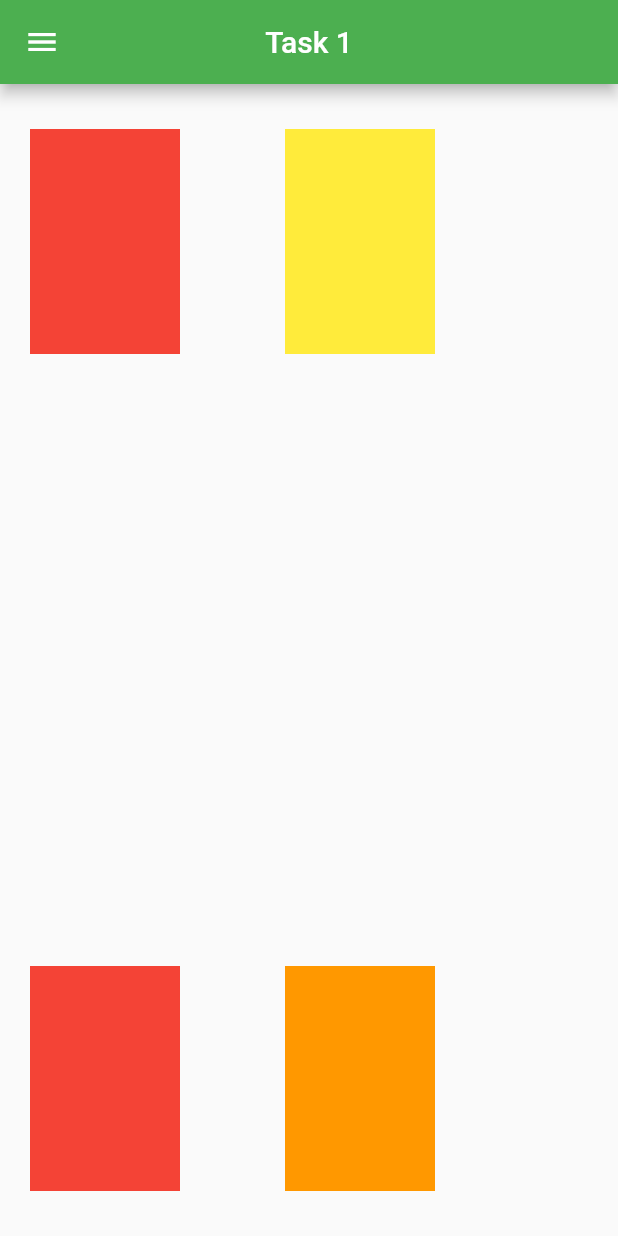
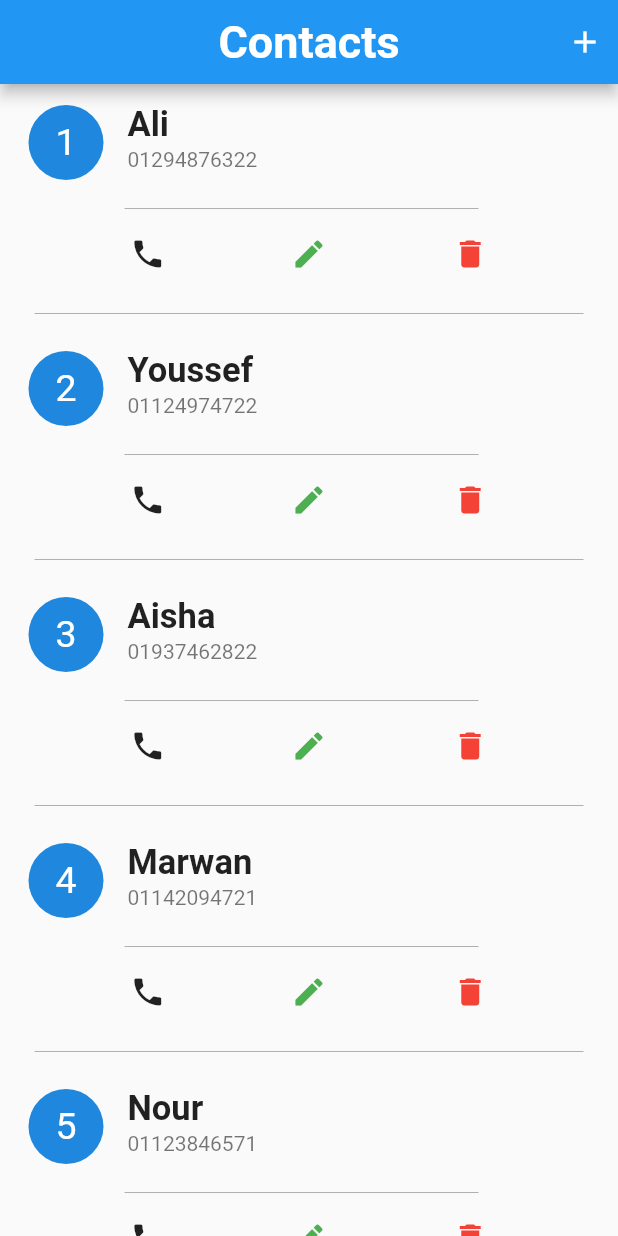
Before and after one commit to shroukk7/Minders_Tasks, a Flutter app: the screen it shows after launch, on a phone screen of 412 x 824 dp. Run offline on Flutter 3.47's test engine with Material 2 defaults, Android fonts, the phone set to English and light mode, and no system bars.

Commit message:
Task2 done

```diff
--- /dev/null
+++ b/lib/Task2/Screens/firstScreen.dart
@@ -0,0 +1,43 @@
+import 'package:flutter/src/widgets/framework.dart';
+import 'package:flutter/src/widgets/placeholder.dart';
+import 'package:flutter/material.dart';
+
+import '../Widgets/ListTile.dart';
+//import 'package:task2mm/mywidget/widget.dart';
+
+List<MyListTile> people = [
+    MyListTile(title: "Ali", subtitle: "01294876322",num: '1'),
+    MyListTile(title: "Youssef", subtitle: "01124974722",num: '2'),
+    MyListTile(title: "Aisha", subtitle: "01937462822",num: '3'),
+    MyListTile(title: "Marwan", subtitle: "01142094721",num: '4'),
+    MyListTile(title: "Nour", subtitle: "01123846571",num: '5'),
+    MyListTile(title: "Nada", subtitle: "01134593475",num: '6'),
+  ];
+
+class Contacts extends StatelessWidget {
+  const Contacts({super.key});
+  @override
+  Widget build(BuildContext context) {
+    return Scaffold(
+      appBar: AppBar(
+        title: Text("Contacts", style: TextStyle(fontSize: 30,fontWeight: FontWeight.bold),),
+        centerTitle: true,
+        actions: [Padding(
+          padding: const EdgeInsets.all(10),
+          child: Icon(Icons.add),
+        )],
+      ),
+      body:SafeArea(
+        child: SingleChildScrollView(
+          physics: const BouncingScrollPhysics(),
+          child: ListView.builder(
+              itemCount: people.length,
+              physics: NeverScrollableScrollPhysics(),
+              shrinkWrap: true,
+              itemBuilder: (BuildContext context, int index) {
+                return MyListTile(num: people[index].num,title: people[index].title, subtitle: people[index].subtitle);
+              }),
+        ))
+    );
+  }
+}
--- /dev/null
+++ b/lib/Task2/Widgets/ListTile.dart
@@ -0,0 +1,67 @@
+import 'package:flutter/material.dart';
+import 'package:flutter/src/widgets/framework.dart';
+import 'package:flutter/src/widgets/placeholder.dart';
+
+
+class MyListTile extends StatelessWidget {
+  String num;
+  String title;
+  String subtitle;
+  MyListTile({super.key,required this.num ,required this.title,required this.subtitle});
+
+  @override
+  Widget build(BuildContext context) {
+    return Padding(
+                    padding: const EdgeInsets.all(3),
+                    child: Column(
+                      children: [
+                        ListTile(
+                          leading: Container(
+                            width: 50,
+                            height: 50,
+                            decoration: BoxDecoration( color: Color.fromARGB(255, 31, 136, 222),borderRadius: BorderRadius.circular(40)),
+                            child: Center(
+                              child: Text(num, style: TextStyle(fontSize: 25,color: Colors.white),),
+                            ),
+                          ),
+                          title: Text(
+                            title,
+                            style: TextStyle(
+                                fontSize: 23, fontWeight: FontWeight.bold),
+                          ),
+                          subtitle: Text(subtitle),
+                        ),
+                        Divider(
+                          color: Color.fromARGB(255, 176, 176, 176),
+                          indent: 80,
+                          endIndent: 90,
+                        ),
+                        SizedBox(height: 10,),
+                        Row(
+                          children: [
+                            Expanded(child: SizedBox()),
+                            Icon(Icons.phone),
+                            Expanded(child: SizedBox()),
+                            Icon(
+                              Icons.edit,
+                              color: Colors.green,
+                            ),
+                            Expanded(child: SizedBox()),
+                            Icon(
+                              Icons.delete,
+                              color: Colors.red,
+                            ),
+                            Expanded(child: SizedBox()),
+                          ],
+                        ),
+                        SizedBox(height: 20,),
+                        Divider(
+                          color: Color.fromARGB(255, 176, 176, 176),
+                          indent: 20,
+                          endIndent:20,
+                        ),
+                      ],
+
+                    ));;
+  }
+}
```
Also changed, not shown: lib/Task2/Screens/secondScreen.dart (added, +62 -0 lines), lib/Task2/Widgets/secListTile.dart (added, +43 -0 lines), lib/main.dart (+36 -93 lines), lib/Task1/FirstScreen.dart (renamed from lib/screens/FirstScreen.dart), lib/Task1/SecondScreen.dart (renamed from lib/screens/SecondScreen.dart), lib/Task1/ThirdScreen.dart (renamed from lib/screens/ThirdScreen.dart).
